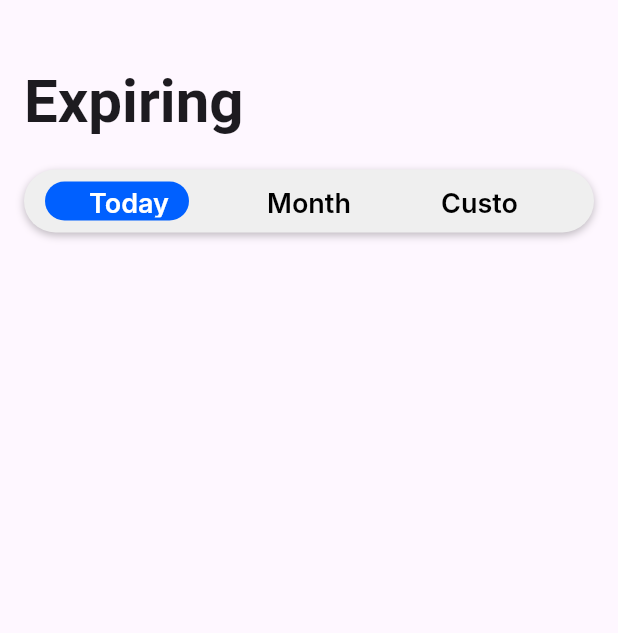
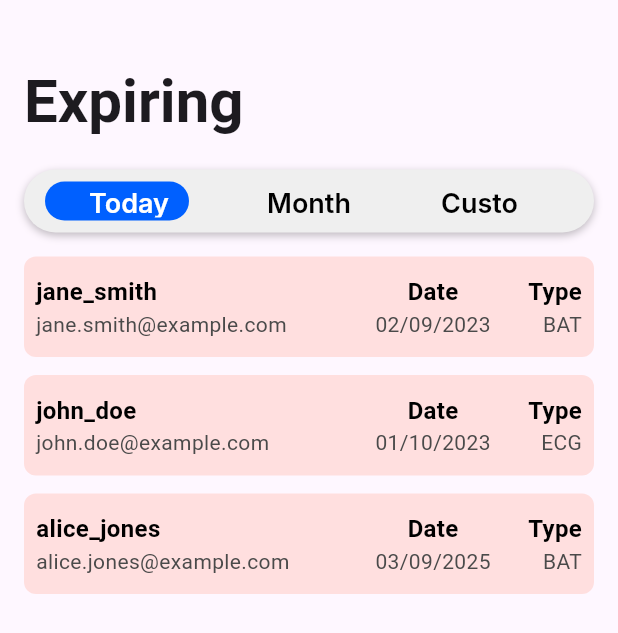
Before and after one commit to sonpipe0/expirations-jotatec, a Flutter app: the screen it shows after launch, on a phone screen of 412 x 824 dp. Shown: the top 633 px of the screen. Run offline on Flutter 3.47's test engine with Material 3 defaults, Android fonts, the phone set to English and light mode, and no system bars; Roboto replaces fonts that are missing (Inter).

Commit message:
implemented expiring list

```diff
--- /dev/null
+++ b/lib/components/FeedCard.dart
@@ -0,0 +1,101 @@
+import 'package:expirations/types/CardTypeEnums.dart';
+import 'package:expirations/types/FeedCardInfo.dart';
+import 'package:flutter/material.dart';
+
+const SecondaryStyle = TextStyle(
+    fontFamily: 'Roboto',
+    fontSize: 14,
+    fontWeight: FontWeight.normal,
+    color: Color(0xff4a4a4a));
+
+const PrimaryStyle = TextStyle(
+  fontFamily: 'Roboto',
+  fontSize: 16,
+  color: Colors.black,
+  fontWeight: FontWeight.w600,
+);
+
+String _getDate(DateTime date) {
+  String day = date.day < 10 ? '0${date.day}' : date.day.toString();
+  String month = date.month < 10 ? '0${date.month}' : date.month.toString();
+  String year = date.year.toString();
+
+  String result = '$day/$month/$year';
+  return result;
+}
+
+class FeedCard extends StatelessWidget {
+  final FeedCardInfo information;
+
+  const FeedCard({super.key, required this.information});
+
+  @override
+  Widget build(BuildContext context) {
+    return Container(
+      decoration: BoxDecoration(
+        color: Color(0xffffdfdf),
+        borderRadius: BorderRadius.circular(8.0),
+      ),
+      padding: EdgeInsets.symmetric(vertical: 12, horizontal: 8),
+      child: Row(
+        mainAxisSize: MainAxisSize.max,
+        children: [
+          Expanded(
+            flex: (0.457 * 1000).toInt(),
+            child: Column(
+              crossAxisAlignment: CrossAxisAlignment.start,
+              mainAxisAlignment: MainAxisAlignment.spaceBetween,
+              mainAxisSize: MainAxisSize.max,
+              children: [
+                Text(
+                  information.username,
+                  style: PrimaryStyle,
+                ),
+                Text(
+                  information.email,
+                  style: SecondaryStyle,
+                )
+              ],
+            ),
+          ),
+          Expanded(
+            flex: (0.210 * 1000).toInt(),
+            child: Column(
+              crossAxisAlignment: CrossAxisAlignment.center,
+              mainAxisAlignment: MainAxisAlignment.spaceBetween,
+              mainAxisSize: MainAxisSize.max,
+              children: [
+                Text(
+                  'Date',
+                  style: PrimaryStyle,
+                ),
+                Text(
+                  _getDate(information.date),
+                  style: SecondaryStyle,
+                )
+              ],
+            ),
+          ),
+          Expanded(
+            flex: (0.106 * 1000).toInt(),
+            child: Column(
+              crossAxisAlignment: CrossAxisAlignment.end,
+              mainAxisAlignment: MainAxisAlignment.spaceBetween,
+              mainAxisSize: MainAxisSize.max,
+              children: [
+                Text(
+                  'Type',
+                  style: PrimaryStyle,
+                ),
+                Text(
+                  information.type == CardTypeEnum.BATTERY ? 'BAT' : 'ECG',
+                  style: SecondaryStyle,
+                )
+              ],
+            ),
+          ),
+        ],
+      ),
+    );
+  }
+}
--- a/lib/components/SegmentedSelector.dart
+++ b/lib/components/SegmentedSelector.dart
@@ -11,10 +11,10 @@ class SegmentedSelector extends StatefulWidget {
   });
 
   @override
-  SegmentedSelectorState createState() => SegmentedSelectorState();
+  State<SegmentedSelector> createState() => _SegmentedSelectorState();
 }
 
-class SegmentedSelectorState extends State<SegmentedSelector> {
+class _SegmentedSelectorState extends State<SegmentedSelector> {
   late int index;
 
   @override
--- /dev/null
+++ b/lib/hooks/mockUseFeed.dart
@@ -0,0 +1,32 @@
+import 'package:expirations/types/CardTypeEnums.dart';
+import 'package:expirations/types/FeedCardInfo.dart';
+
+class MockUseFeed {
+  const MockUseFeed();
+
+
+  List<FeedCardInfo> getFeed() {
+    final List<FeedCardInfo> list = [
+      FeedCardInfo(
+        username: 'john_doe',
+        email: 'john.doe@example.com',
+        date: DateTime(2023, 10, 1),
+        type: CardTypeEnum.ECG_PAD,
+      ),
+      FeedCardInfo(
+        username: 'jane_smith',
+        email: 'jane.smith@example.com',
+        date: DateTime(2023, 9, 2),
+        type: CardTypeEnum.BATTERY,
+      ),
+      FeedCardInfo(
+        username: 'alice_jones',
+        email: 'alice.jones@example.com',
+        date: DateTime(2025, 9, 3),
+        type: CardTypeEnum.BATTERY,
+      ),
+    ];
+
+    return list;
+  }
+}
--- a/lib/main.dart
+++ b/lib/main.dart
@@ -1,3 +1,6 @@
+import 'package:expirations/components/FeedCard.dart';
+import 'package:expirations/hooks/mockUseFeed.dart';
+import 'package:expirations/types/FeedCardInfo.dart';
 import 'package:flutter/material.dart';
 
 import 'components/SegmentedSelector.dart';
@@ -25,6 +28,8 @@ class MyHomePage extends StatefulWidget {
 
 class _MyHomePageState extends State<MyHomePage> {
   int index = 0;
+
+  final List<FeedCardInfo> feedCards = List.from(MockUseFeed().getFeed()..sort((a, b) => a.date.compareTo(b.date)));
 
   void _onValueChanged(int newIndex) {
     setState(() {
@@ -60,6 +65,18 @@ class _MyHomePageState extends State<MyHomePage> {
               items: ['Today', 'Month', 'Custom'],
               onValueChanged: _onValueChanged,
             ),
+            SizedBox.fromSize(size: Size.fromHeight(16)),
+            Column(
+              mainAxisSize: MainAxisSize.max,
+              spacing: 12.0,
+              children: [
+                ...feedCards.asMap().entries.map((entry) {
+                  int index = entry.key;
+                  FeedCardInfo info = entry.value;
+                  return FeedCard(key: ValueKey(index), information: info);
+                })
+              ],
+            )
           ],
         ),
       ),
```
